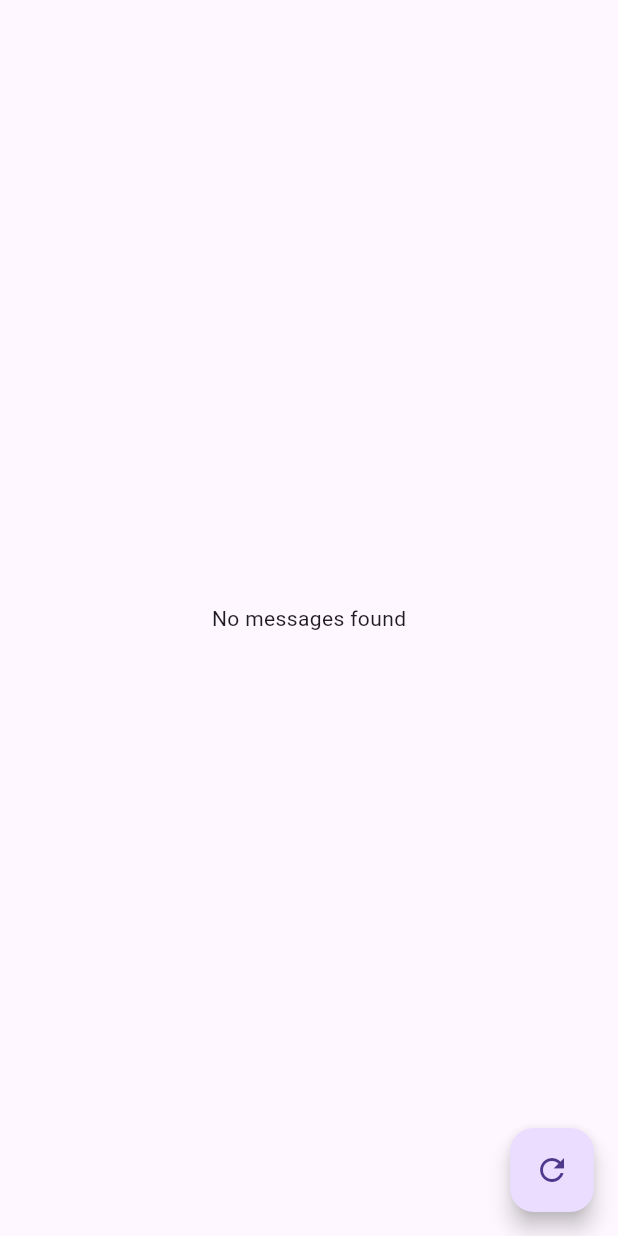
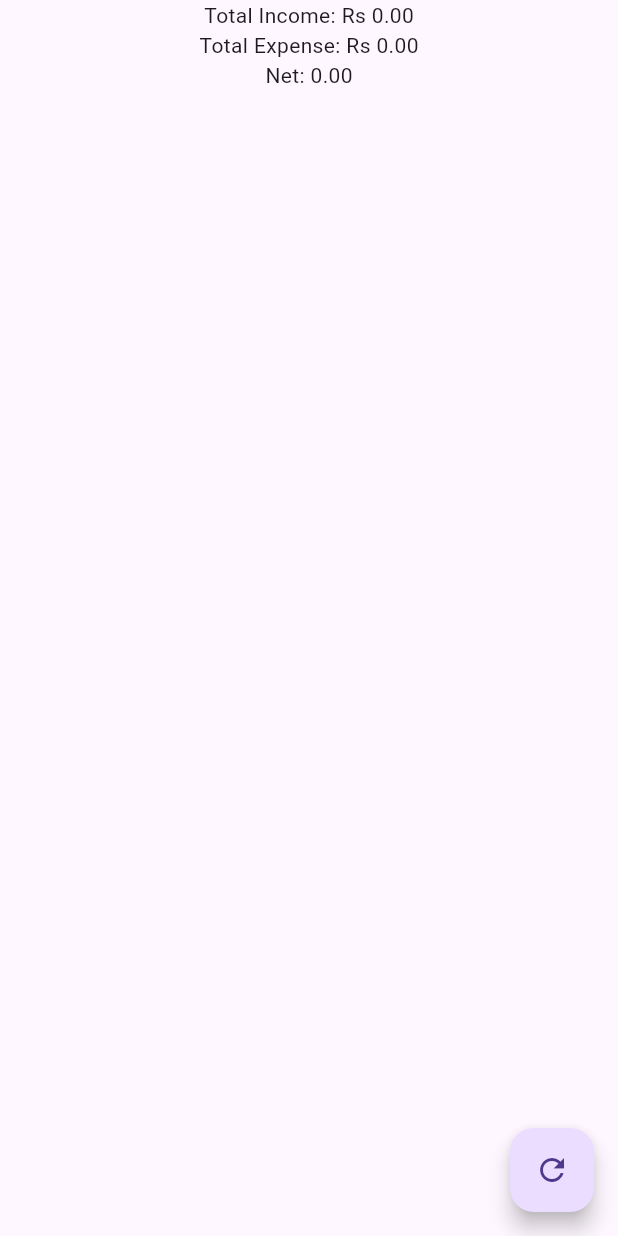
Before and after one commit to vk2122/Flutter_Inbox_Message_Reader, a Flutter app: the screen it shows after launch, on a phone screen of 412 x 824 dp. Run offline on Flutter 3.47's test engine with Material 3 defaults, Android fonts, the phone set to English and light mode, and no system bars; our stand-ins replace permission_handler; missing offline and left inert: flutter_sms_inbox.

Commit message:
Reading Inbox Messages

```diff
--- a/lib/homeScreen.dart
+++ b/lib/homeScreen.dart
@@ -13,6 +13,8 @@ class HomeScreen extends StatefulWidget {
 class _HomeScreenState extends State<HomeScreen> {
   final SmsQuery _query = SmsQuery();
   final List<SmsMessage> _filteredMessages = [];
+  double totalIncome = 0.0;
+  double totalExpense = 0.0;
 
   @override
   void initState() {
@@ -21,6 +23,8 @@ class _HomeScreenState extends State<HomeScreen> {
 
   void filterMessages(List<SmsMessage> messages) {
     _filteredMessages.clear();
+    totalIncome = 0.0;
+    totalExpense = 0.0;
     for (var message in messages) {
       if (message.body!.contains("Amt") ||
           message.body!.contains("Acct") ||
@@ -30,6 +34,12 @@ class _HomeScreenState extends State<HomeScreen> {
           message.body!.contains("A/C")) {
         if (!message.body!.contains("will be refunded")) {
           _filteredMessages.add(message);
+          double amount = double.parse(extractAmount(message.body!));
+          if (extractColor(message.body!) == Colors.green) {
+            totalIncome += amount;
+          } else if (extractColor(message.body!) == Colors.red) {
+            totalExpense += amount;
+          }
         }
       }
     }
@@ -39,13 +49,18 @@ class _HomeScreenState extends State<HomeScreen> {
   @override
   Widget build(BuildContext context) {
     return Scaffold(
-      body: Container(
-        padding: const EdgeInsets.all(10.0),
+      body: SafeArea(
+        child: Center(
+          child: Column(
+            children: [
+              Text(
+                'Total Income: Rs ${totalIncome.toStringAsFixed(2)}',
+              ),
+              Text('Total Expense: Rs ${totalExpense.toStringAsFixed(2)}'),
+              Text('Net: ${(totalIncome - totalExpense).toStringAsFixed(2)}'),
+              Expanded(
                   child: _filteredMessages.isNotEmpty
-            ? SizedBox(
-                height: double.maxFinite,
-                width: double.maxFinite,
-                child: ListView.builder(
+                      ? ListView.builder(
                           itemCount: _filteredMessages.length,
                           itemBuilder: (context, index) => Card(
                             child: Padding(
@@ -57,12 +72,11 @@ class _HomeScreenState extends State<HomeScreen> {
                                     'Amount: Rs ${extractAmount(_filteredMessages[index].body!)}',
                                     style: TextStyle(
                                       fontSize: 16,
-                              color:
-                                  extractColor(_filteredMessages[index].body!),
+                                      color: extractColor(
+                                          _filteredMessages[index].body!),
                                     ),
                                   ),
                                   Text(
-                            //TODO: based on credit or debit set Sender or Reciever in below text
                                     'Sender: ${extractName(_filteredMessages[index].body!)}',
                                     style: const TextStyle(fontSize: 16),
                                   ),
@@ -74,10 +88,10 @@ class _HomeScreenState extends State<HomeScreen> {
                               ),
                             ),
                           ),
+                        )
+                      : const SizedBox.shrink()),
+            ],
           ),
-              )
-            : const Center(
-                child: Text('No messages found'),
         ),
       ),
       floatingActionButton: FloatingActionButton(
@@ -111,7 +125,7 @@ class _HomeScreenState extends State<HomeScreen> {
 
   Color extractColor(String messageBody) {
     if (messageBody.contains('credited') ||
-        messageBody.contains('recieved') ||
+        messageBody.contains('received') ||
         messageBody.contains('deposited')) {
       return Colors.green;
     } else if (messageBody.contains('debited') ||
```
Lines whose indentation alone changed are shown as unchanged.
